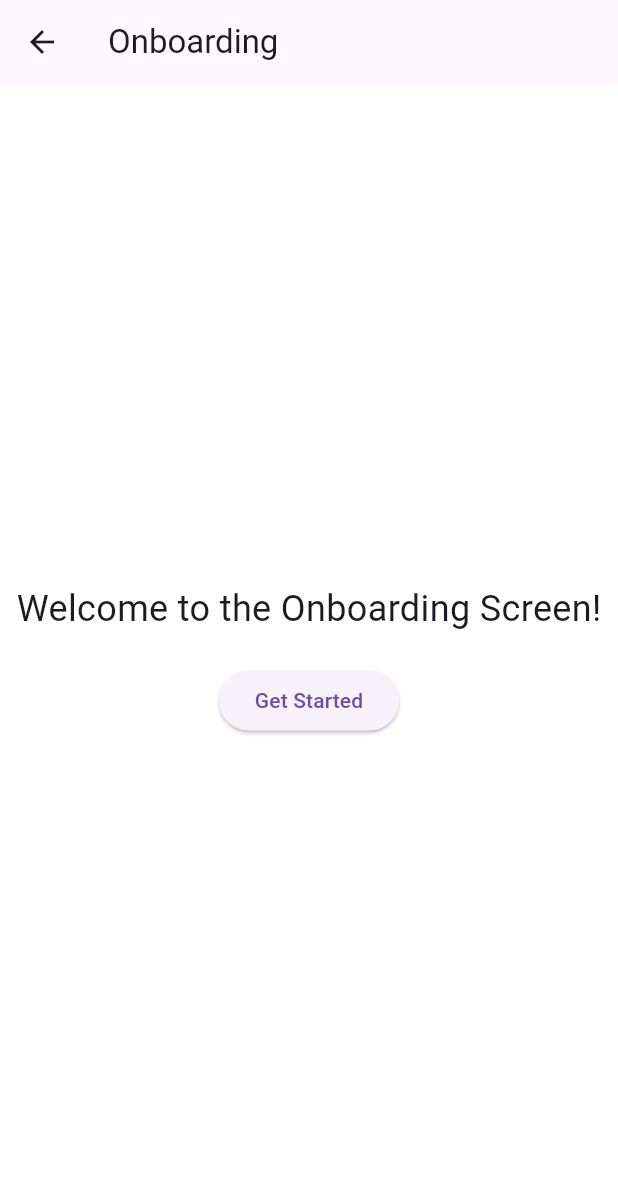
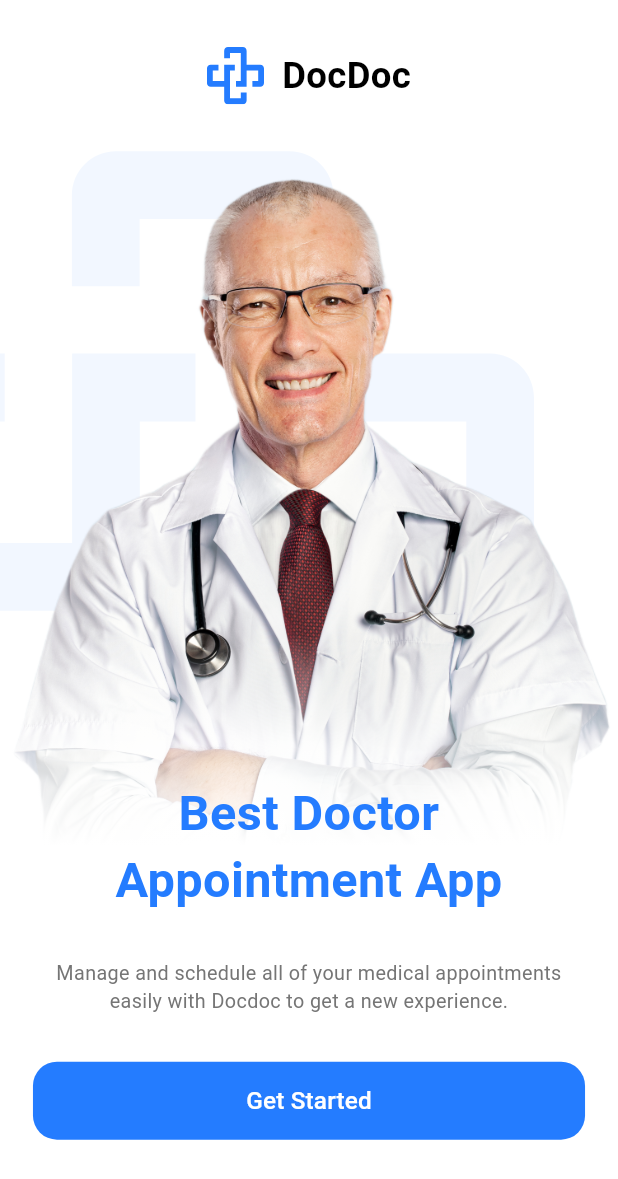
Before and after one commit to hachem-rifaii/docApp, a Flutter app: the screen it shows after launch, on a phone screen of 412 x 824 dp. Shown: the top 1179 px of the screen. Run offline on Flutter 3.47's test engine with Material 3 defaults, Android fonts, the phone set to English and light mode, and no system bars; our stand-ins replace flutter_screenutil, flutter_svg.

Commit message:
-added assets folder -added screen util & navigation extension -add color & text style -added onboarding screen -added empty login screen

```diff
--- /dev/null
+++ b/lib/core/helpers/extension.dart
@@ -0,0 +1,25 @@
+import 'package:flutter/widgets.dart';
+
+extension Navigation on BuildContext {
+  Future<dynamic> pushNamed(String routeName, {Object? arguments}) {
+    return Navigator.of(this).pushNamed(routeName, arguments: arguments);
+  }
+
+  Future<dynamic> pushReplacementNamed(String routeName, {Object? arguments}) {
+    return Navigator.of(this).pushReplacementNamed(routeName, arguments: arguments);
+  }
+
+  Future<dynamic> pushNamedAndRemoveUntil(
+    String routeName, {
+    Object? arguments,
+    required RoutePredicate predicate,
+  }) {
+    return Navigator.of(this).pushNamedAndRemoveUntil(
+      routeName,
+      predicate,
+      arguments: arguments,
+    );
+  }
+
+  void pop() => Navigator.of(this).pop();
+}
--- /dev/null
+++ b/lib/core/theme/style.dart
@@ -0,0 +1,26 @@
+import 'package:doctor_app/core/theme/colors.dart';
+import 'package:flutter/material.dart';
+import 'package:flutter_screenutil/flutter_screenutil.dart';
+
+class TextStyles {
+  static TextStyle font24black700weight = TextStyle(
+    fontSize: 24.sp,
+    fontWeight: FontWeight.w700,
+    color: Colors.black,
+  );
+  static TextStyle font32blueBold = TextStyle(
+    fontSize: 32.sp,
+    fontWeight: FontWeight.bold,
+    color: ColorManager.blueMain, // Blue main color
+  );
+  static TextStyle font13GrayRegular = TextStyle(
+    fontSize: 13.sp,
+    fontWeight: FontWeight.normal,
+    color: ColorManager.grey, // Blue main color
+  );
+  static TextStyle font16WhiteSemiBold = TextStyle(
+    fontSize: 16.sp,
+    fontWeight: FontWeight.w500,
+    color: Colors.white,
+  );
+}
--- a/lib/doc_app.dart
+++ b/lib/doc_app.dart
@@ -19,6 +19,7 @@ class DocApp extends StatelessWidget {
         theme: ThemeData(
           primaryColor: ColorManager.blueMain,
           scaffoldBackgroundColor: Colors.white,
+          useMaterial3: true,
         ),
         initialRoute: Routes.OnboardingScreen,
         onGenerateRoute: appRouter.onGenerateRoute,
--- a/lib/features/login/ui/widgets/login_screen.dart
+++ b/lib/features/login/ui/widgets/login_screen.dart
@@ -5,6 +5,9 @@ class LoginScreen extends StatelessWidget {
 
   @override
   Widget build(BuildContext context) {
-    return const Placeholder();
+    return Scaffold(
+      appBar: AppBar(title: const Text('Login')),
+      body: Center(child: Text('Login Screen')),
+    );
   }
 }
--- a/lib/features/onboarding/onboarding_screen.dart
+++ b/lib/features/onboarding/onboarding_screen.dart
@@ -1,4 +1,9 @@
+import 'package:doctor_app/core/theme/style.dart';
+import 'package:doctor_app/features/onboarding/widgets/doc_logo_and_name.dart';
+import 'package:doctor_app/features/onboarding/widgets/doctor_image_and_text.dart';
+import 'package:doctor_app/features/onboarding/widgets/get_started_button.dart';
 import 'package:flutter/material.dart';
+import 'package:flutter_screenutil/flutter_screenutil.dart';
 
 class OnboardingScreen extends StatelessWidget {
   const OnboardingScreen({super.key});
@@ -6,23 +11,32 @@ class OnboardingScreen extends StatelessWidget {
   @override
   Widget build(BuildContext context) {
     return Scaffold(
-      appBar: AppBar(title: const Text('Onboarding')),
-      body: Center(
-        child: Column(
-          mainAxisAlignment: MainAxisAlignment.center,
-          children: <Widget>[
-            const Text(
-              'Welcome to the Onboarding Screen!',
-              style: TextStyle(fontSize: 24),
+      body: SafeArea(
+        child: SingleChildScrollView(
+          child: Padding(
+            padding: EdgeInsets.only(top: 30.h, bottom: 30.h),
+            child: Column(
+              children: [
+                const DocLogoAndName(),
+                SizedBox(height: 30.h),
+                const DoctorImageAndText(),
+                Padding(
+                  padding: EdgeInsets.symmetric(horizontal: 20.w),
+                  child: Column(
+                    children: [
+                      Text(
+                        "Manage and schedule all of your medical appointments easily with Docdoc to get a new experience.",
+                        style: TextStyles.font13GrayRegular,
+                        textAlign: TextAlign.center,
+                      ),
+                      SizedBox(height: 30.h),
+                      const GetStartedButton(),
+                    ],
+                  ),
+                ),
+              ],
             ),
-            const SizedBox(height: 20),
-            ElevatedButton(
-              onPressed: () {
-                // Navigate to the next screen or perform an action
-              },
-              child: const Text('Get Started'),
-            ),
-          ],
+          ),
         ),
       ),
     );
--- /dev/null
+++ b/lib/features/onboarding/widgets/doc_logo_and_name.dart
@@ -0,0 +1,20 @@
+import 'package:doctor_app/core/theme/style.dart';
+import 'package:flutter/material.dart';
+import 'package:flutter_screenutil/flutter_screenutil.dart';
+import 'package:flutter_svg/flutter_svg.dart';
+
+class DocLogoAndName extends StatelessWidget {
+  const DocLogoAndName({super.key});
+
+  @override
+  Widget build(BuildContext context) {
+    return Row(
+      mainAxisAlignment: MainAxisAlignment.center,
+      children: [
+        SvgPicture.asset('assets/svgs/docdoc_logo.svg'),
+        SizedBox(width: 10.w),
+        Text('DocDoc', style: TextStyles.font24black700weight),
+      ],
+    );
+  }
+}
--- /dev/null
+++ b/lib/features/onboarding/widgets/doctor_image_and_text.dart
@@ -0,0 +1,37 @@
+import 'package:doctor_app/core/theme/style.dart';
+import 'package:flutter/material.dart';
+import 'package:flutter_svg/svg.dart';
+
+class DoctorImageAndText extends StatelessWidget {
+  const DoctorImageAndText({super.key});
+
+  @override
+  Widget build(BuildContext context) {
+    return Stack(
+      children: [
+        SvgPicture.asset('assets/svgs/background_onboarding.svg'),
+        Container(
+          foregroundDecoration: BoxDecoration(
+            gradient: LinearGradient(
+              colors: [Colors.white, Colors.white.withOpacity(0.0)],
+              begin: Alignment.bottomCenter,
+              end: Alignment.topCenter,
+              stops: const [0.14, 0.4],
+            ),
+          ),
+          child: Image.asset('assets/images/doctorOnboarding.png'),
+        ),
+        Positioned(
+          bottom: 30,
+          left: 0,
+          right: 0,
+          child: Text(
+            "Best Doctor\nAppointment App",
+            style: TextStyles.font32blueBold.copyWith(height: 1.4),
+            textAlign: TextAlign.center,
+          ),
+        ),
+      ],
+    );
+  }
+}
--- /dev/null
+++ b/lib/features/onboarding/widgets/get_started_button.dart
@@ -0,0 +1,30 @@
+import 'package:doctor_app/core/helpers/extension.dart';
+import 'package:doctor_app/core/routing/routes.dart';
+import 'package:doctor_app/core/theme/colors.dart';
+import 'package:doctor_app/core/theme/style.dart';
+import 'package:flutter/material.dart';
+
+class GetStartedButton extends StatelessWidget {
+  const GetStartedButton({super.key});
+
+  @override
+  Widget build(BuildContext context) {
+    return TextButton(
+      onPressed: () {
+        context.pushNamed(Routes.LoginScreen);
+      },
+      style: ButtonStyle(
+        tapTargetSize: MaterialTapTargetSize.shrinkWrap,
+        backgroundColor: MaterialStateProperty.all<Color>(
+          ColorManager.blueMain,
+        ),
+        minimumSize: MaterialStateProperty.all<Size>(Size(double.infinity, 52)),
+        shape: MaterialStateProperty.all<RoundedRectangleBorder>(
+          RoundedRectangleBorder(borderRadius: BorderRadius.circular(16)),
+        ),
+      ),
+
+      child: Text("Get Started", style: TextStyles.font16WhiteSemiBold),
+    );
+  }
+}
--- a/pubspec.yaml
+++ b/pubspec.yaml
@@ -78,9 +78,9 @@ flutter:
   uses-material-design: true
 
   # To add assets to your application, add an assets section, like this:
-  # assets:
-  #   - images/a_dot_burr.jpeg
-  #   - images/a_dot_ham.jpeg
+  assets:
+    - assets/images/
+    - assets/svgs/
 
   # An image asset can refer to one or more resolution-specific "variants", see
   # https://flutter.dev/to/resolution-aware-images
```
Also changed, not shown: assets/images/doctorOnboarding.png (added), assets/svgs/background_onboarding.svg (added), assets/svgs/docdoc_logo.svg (added), assets/svgs/doctor_logo_low_opacity.svg (added).
